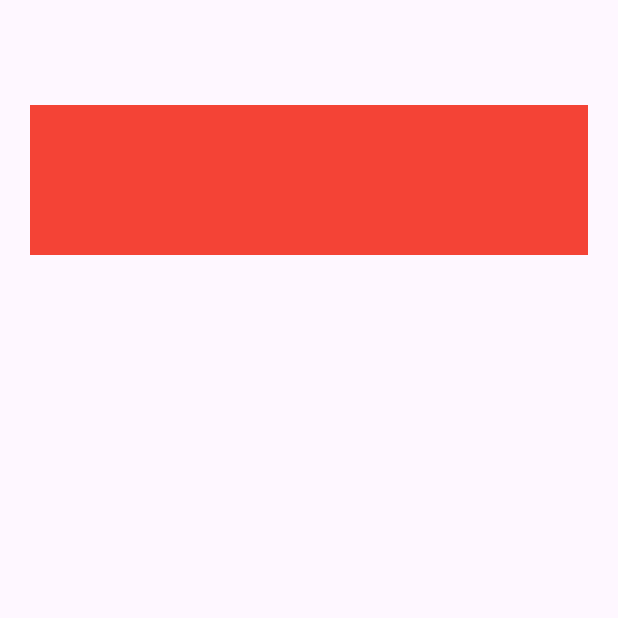
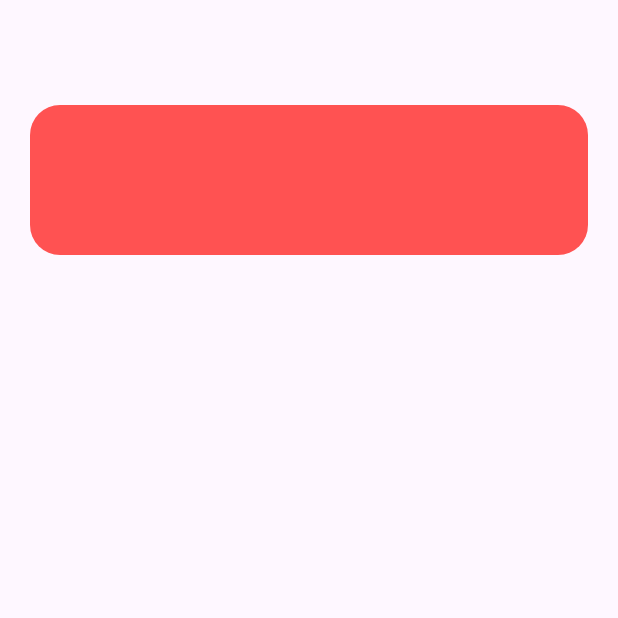
Before and after one commit to aadarshk7/text_animation, a Flutter app: the screen it shows after launch, on a phone screen of 412 x 824 dp, the top half of it. Run offline on Flutter 3.47's test engine with Material 3 defaults, Android fonts, the phone set to English and light mode, and no system bars.

Commit message:
text_animation

```diff
--- a/lib/my_home_page.dart
+++ b/lib/my_home_page.dart
@@ -16,17 +16,15 @@ class _MyHomePageState extends State<MyHomePage> {
     return Scaffold(
       body: Container(
         child: Stack(
-          children: [
+          children: <Widget>[
             Positioned(
               top: 70,
-              left: 0,
-              right: 0,
               width: width,
               child: Container(
                 margin: const EdgeInsets.only(left: 20, right: 20),
                 height: 100,
-                color: Colors.red,
                 decoration: BoxDecoration(
+                  color: Colors.redAccent,
                   borderRadius: BorderRadius.circular(20),
                 ),
               ),
```
